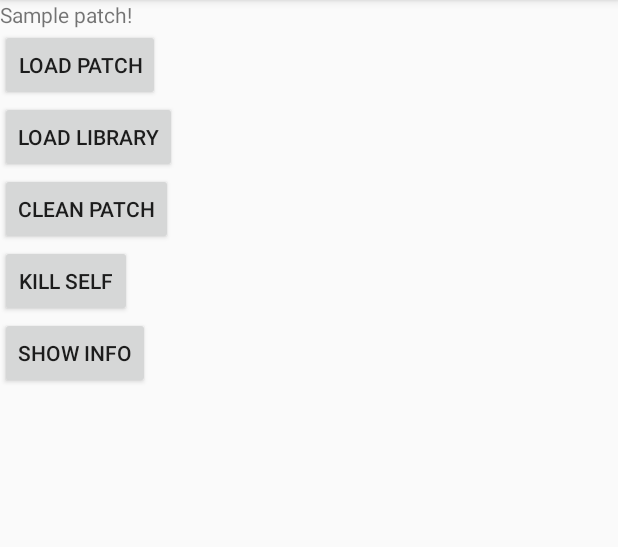
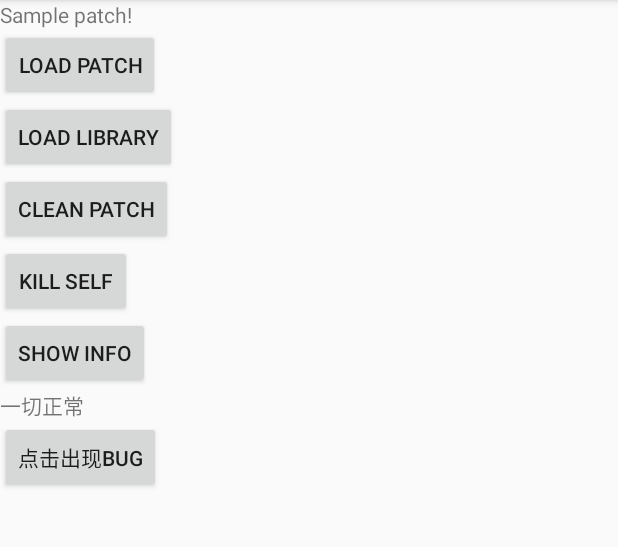
Before and after one commit to androidTH/TinkerTest, an Android app: the screen it shows after launch (MainActivity), on a phone screen of 412 x 824 dp, the part 84-631 px from its top. Run offline under Robolectric (Android 15) with nearby library versions, the phone set to English and light mode, and no system bars.

Commit message:
no message

```diff
--- a/app/build.gradle
+++ b/app/build.gradle
@@ -121,11 +121,11 @@ ext {
 
     //for normal build
     //old apk file to build patch apk
-    tinkerOldApkPath = "${bakPath}/app-debug-1018-17-32-47.apk"
+    tinkerOldApkPath = "${bakPath}/app-debug-0215-16-11-16.apk"
     //proguard mapping file to build patch apk
-    tinkerApplyMappingPath = "${bakPath}/app-debug-1018-17-32-47-mapping.txt"
+    tinkerApplyMappingPath = "${bakPath}/app-debug-0215-16-11-16-mapping.txt"
     //resource R.txt to build patch apk, must input if there is resource changed
-    tinkerApplyResourcePath = "${bakPath}/app-debug-1018-17-32-47-R.txt"
+    tinkerApplyResourcePath = "${bakPath}/app-debug-0215-16-11-16-R.txt"
 
     //only use for build all flavor, if not, just ignore this field
     tinkerBuildFlavorDirectory = "${bakPath}/app-1018-17-32-47"
--- a/app/src/main/java/com/hoolai/tinkertest/MainActivity.java
+++ b/app/src/main/java/com/hoolai/tinkertest/MainActivity.java
@@ -27,6 +27,7 @@ public class MainActivity extends AppCompatActivity {
 
     private static final String TAG = "Tinker.MainActivity";
 
+    private TextView mTextView;
     @Override
     protected void onCreate(Bundle savedInstanceState) {
         super.onCreate(savedInstanceState);
@@ -90,6 +91,15 @@ public class MainActivity extends AppCompatActivity {
                 showInfo(com.hoolai.tinkertest.MainActivity.this);
             }
         });
+
+        mTextView= (TextView) findViewById(R.id.tvMessage);
+        Button btnBug= (Button) findViewById(R.id.btnBug);
+        btnBug.setOnClickListener(new View.OnClickListener() {
+            @Override
+            public void onClick(View v) {
+                mTextView.setText("修复了bug");
+            }
+        });
     }
 
     public boolean showInfo(Context context) {
--- a/app/src/main/res/layout/activity_main.xml
+++ b/app/src/main/res/layout/activity_main.xml
@@ -55,4 +55,19 @@
         android:layout_alignParentStart="true"
         android:layout_below="@+id/killSelf"
         android:text="show info" />
+
+    <TextView
+        android:id="@+id/tvMessage"
+        android:layout_width="wrap_content"
+        android:layout_height="wrap_content"
+        android:layout_below="@+id/showInfo"
+        android:text="一切正常"/>
+
+    <Button
+        android:id="@+id/btnBug"
+        android:layout_width="wrap_content"
+        android:layout_height="wrap_content"
+        android:layout_below="@+id/tvMessage"
+        android:text="点击出现bug" />
+
 </RelativeLayout>
```
